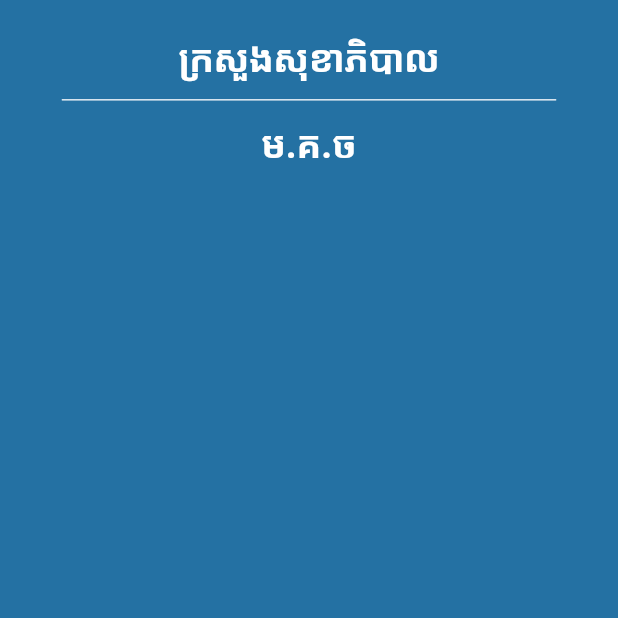
After one commit to devill168/Testing_Flutter, a Flutter app: the Login screen opened directly, on a phone screen of 412 x 824 dp, the top half of it. The commit adds this screen. Run offline on Flutter 3.47's test engine with Material 3 defaults, Android fonts, the phone set to English and light mode, and no system bars; missing offline and left inert: khmer_fonts.

Commit message:
Update Font and Form

```diff
--- a/lib/main_car.dart
+++ b/lib/main_car.dart
@@ -1,5 +1,5 @@
 import 'package:flutter/material.dart';
-import 'package:testing_flutter/screen/home_car.dart';
+import 'package:testing_flutter/screens/home_car.dart';
 void main(){
   runApp(MyApp());
 }
@@ -10,7 +10,7 @@ class MyApp extends StatelessWidget {
   @override
   Widget build(BuildContext context) {
     return MaterialApp(
-      home: HomeCar(),
+      home: Login(),
     );
   }
 }
--- a/lib/screen/home_car.dart
+++ /dev/null
@@ -1,17 +0,0 @@
-import 'package:flutter/material.dart';
-
-class HomeCar extends StatefulWidget {
-  const HomeCar({super.key});
-
-  @override
-  State<HomeCar> createState() => _HomeCarState();
-}
-
-class _HomeCarState extends State<HomeCar> {
-  @override
-  Widget build(BuildContext context) {
-    return Scaffold(
-
-    );
-  }
-}
--- /dev/null
+++ b/lib/screens/home_car.dart
@@ -0,0 +1,34 @@
+import 'package:flutter/material.dart';
+import 'package:khmer_fonts/khmer_fonts.dart';
+
+class Login extends StatelessWidget {
+  const Login({super.key});
+
+  @override
+  Widget build(BuildContext context) {
+    return Scaffold(
+      backgroundColor: Color(0xFF2471A3),
+      body: Container(
+        width: double.infinity,
+        height: 300,
+        child: SafeArea(
+          child: Column(
+            children: [
+              SizedBox(height: 20),
+              Text("ក្រសួងសុខាភិបាល",style: TextStyle(fontSize: 25,fontWeight: FontWeight.bold,color: Colors.white,fontFamily: KhmerFonts.moul, package: "Khmer_fonts")),
+              SizedBox(height: 10),
+              Container(
+                width: MediaQuery.of(context).size.width * 0.8,
+                decoration: BoxDecoration(
+                  border: Border.symmetric(horizontal: BorderSide(width: 0.5,color: Colors.white)),
+                ),
+              ),
+              SizedBox(height: 10),
+              Text("ម.គ.ច",style: TextStyle(fontWeight: FontWeight.bold,color: Colors.white,fontSize: 25,fontFamily: KhmerFonts.moul,package: "Khmer_fonts")),
+            ],
+          ),
+        ),
+      ),
+    );
+  }
+}
--- a/pubspec.yaml
+++ b/pubspec.yaml
@@ -32,9 +32,11 @@ dependencies:
     sdk: flutter
 
 
+
   # The following adds the Cupertino Icons font to your application.
   # Use with the CupertinoIcons class for iOS style icons.
   cupertino_icons: ^1.0.2
+  khmer_fonts: ^0.0.6
 
 dev_dependencies:
   flutter_test:
```
Also changed, not shown: fonts/Moul-Regular.ttf (added), pubspec.lock.
